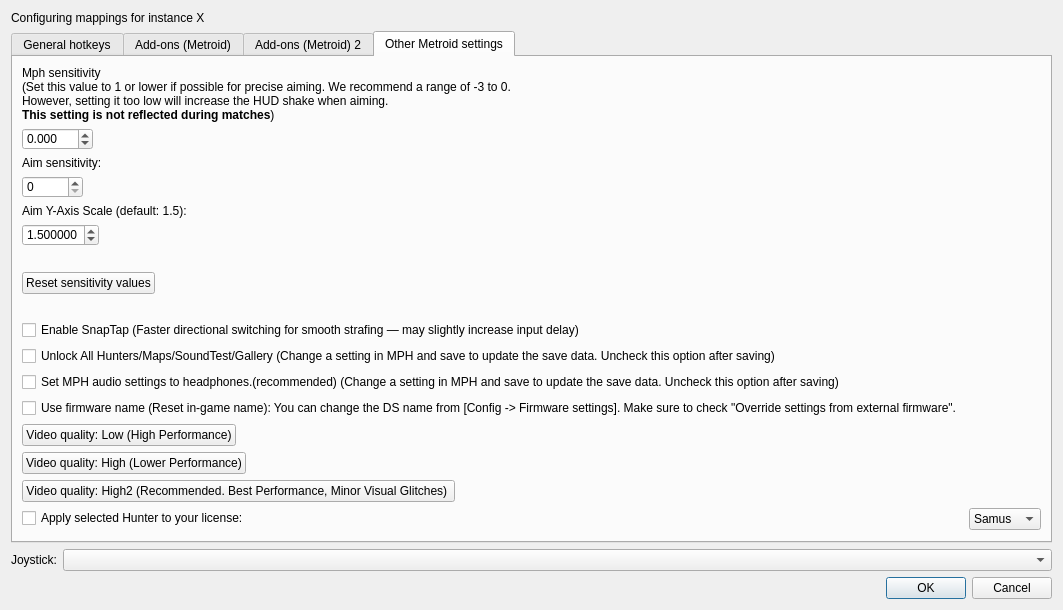
Old version of the form src/frontend/qt_sdl/InputConfig/InputConfigDialog.ui in the repository ag-advania/melonPrimeDS.
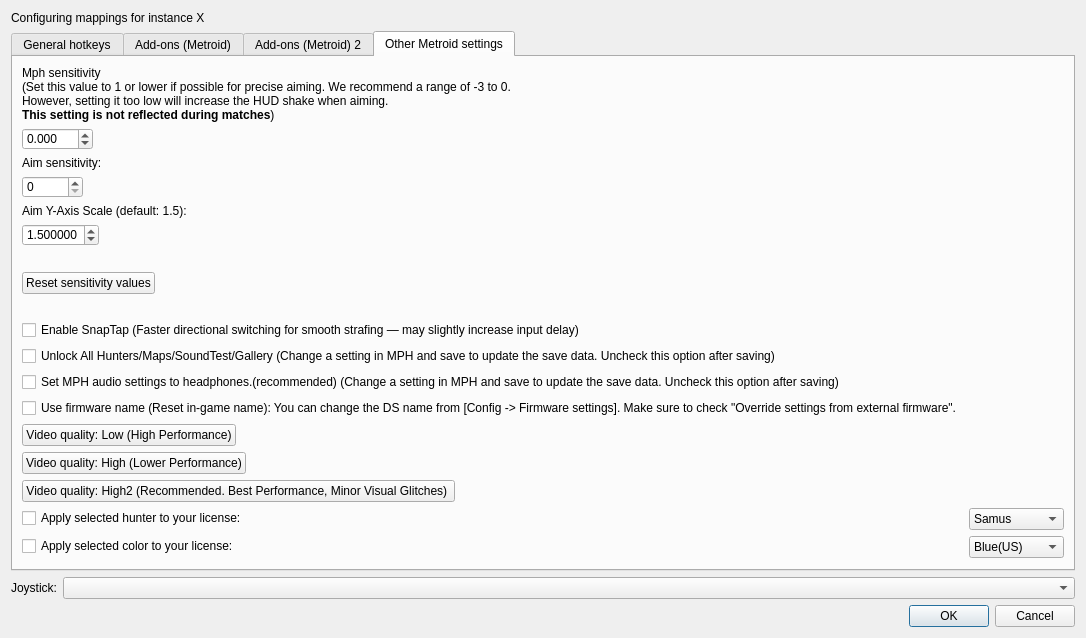
New version of the form. The open tabs and pages were chosen to show the change.

Commit message: added color func

```diff
--- a/src/frontend/qt_sdl/InputConfig/InputConfigDialog.ui
+++ b/src/frontend/qt_sdl/InputConfig/InputConfigDialog.ui
@@ -2490,7 +2490,7 @@
 				<item row="16" column="0">
 					<widget class="QCheckBox" name="cbMetroidApplyHunter">
 						<property name="text">
-							<string>Apply selected Hunter to your license:</string>
+							<string>Apply selected hunter to your license:</string>
 						</property>
 						<property name="toolTip">
 							<string>Enables applying the selected hunter to the license.</string>
@@ -2545,6 +2545,45 @@
 					</widget>
 				</item>
 
+				<!-- Apply selected Color -->
+				<item row="17" column="0">
+					<widget class="QCheckBox" name="cbMetroidApplyColor">
+						<property name="text">
+							<string>Apply selected color to your license:</string>
+						</property>
+						<property name="toolTip">
+							<string>Enables applying the selected color to the license.</string>
+						</property>
+						<!-- 設定キー: Metroid.Apply.Color (bool) -->
+					</widget>
+				</item>
+				<item row="17" column="1">
+					<widget class="QComboBox" name="comboMetroidSelectedColor">
+						<property name="toolTip">
+							<string>Select the color to apply.</string>
+						</property>
+						<item>
+							<property name="text">
+								<string>Blue(US)</string>
+							</property>
+						</item>
+						<item>
+							<property name="text">
+								<string>Red(JP,KR)</string>
+							</property>
+						</item>
+						<item>
+							<property name="text">
+								<string>Green(EU)</string>
+							</property>
+						</item>
+						<!-- 設定キー: Metroid.Color.Selected (int: 0..6) -->
+						<property name="currentIndex">
+							<number>0</number>
+						</property>
+					</widget>
+				</item>
+
 			</layout>
 	    </widget>
 		<!-- /MelonPrimeDS -->
```
The commit also changes 2 other files.
